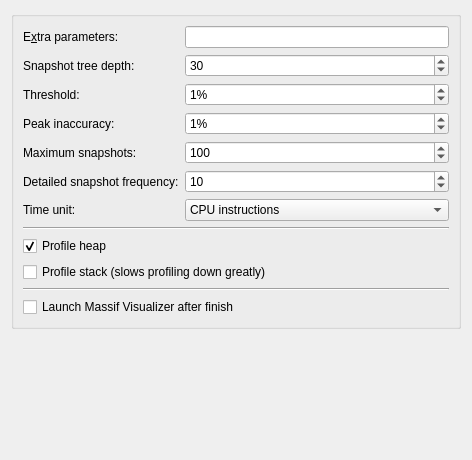
Above: tools/massif/configpage.ui from KDE/kdev-valgrind before the change. Below: the same form after it.
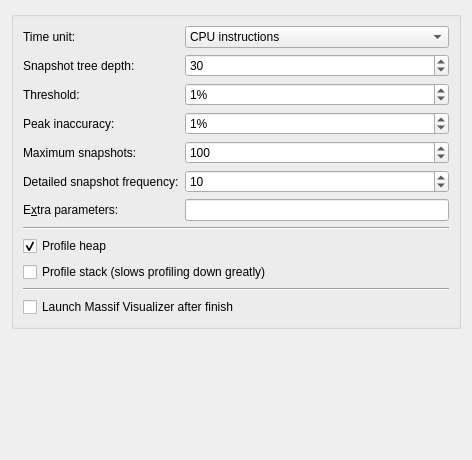
That is the form after the change.

Commit message: Small UI fixes for tools config pages

```diff
--- a/tools/massif/configpage.ui
+++ b/tools/massif/configpage.ui
@@ -20,26 +20,35 @@
       <item>
        <layout class="QFormLayout" name="formLayout">
         <item row="0" column="0">
-         <widget class="QLabel" name="label_2">
+         <widget class="QLabel" name="label_5">
           <property name="text">
-           <string>E&amp;xtra parameters:</string>
-          </property>
-          <property name="buddy">
-           <cstring>extraParameters</cstring>
+           <string>Time unit:</string>
           </property>
          </widget>
         </item>
         <item row="0" column="1">
-         <widget class="QLineEdit" name="extraParameters">
+         <widget class="QComboBox" name="timeUnit">
           <property name="sizePolicy">
            <sizepolicy hsizetype="Expanding" vsizetype="Fixed">
             <horstretch>0</horstretch>
             <verstretch>0</verstretch>
            </sizepolicy>
           </property>
-          <property name="clearButtonEnabled">
-           <bool>true</bool>
-          </property>
+          <item>
+           <property name="text">
+            <string>CPU instructions</string>
+           </property>
+          </item>
+          <item>
+           <property name="text">
+            <string>Milliseconds</string>
+           </property>
+          </item>
+          <item>
+           <property name="text">
+            <string>Bytes allocated</string>
+           </property>
+          </item>
          </widget>
         </item>
         <item row="1" column="0">
@@ -161,35 +170,26 @@
          </widget>
         </item>
         <item row="6" column="0">
-         <widget class="QLabel" name="label_5">
+         <widget class="QLabel" name="label_2">
           <property name="text">
-           <string>Time unit:</string>
+           <string>E&amp;xtra parameters:</string>
+          </property>
+          <property name="buddy">
+           <cstring>extraParameters</cstring>
           </property>
          </widget>
         </item>
         <item row="6" column="1">
-         <widget class="QComboBox" name="timeUnit">
+         <widget class="QLineEdit" name="extraParameters">
           <property name="sizePolicy">
            <sizepolicy hsizetype="Expanding" vsizetype="Fixed">
             <horstretch>0</horstretch>
             <verstretch>0</verstretch>
            </sizepolicy>
           </property>
-          <item>
-           <property name="text">
-            <string>CPU instructions</string>
-           </property>
-          </item>
-          <item>
-           <property name="text">
-            <string>Milliseconds</string>
-           </property>
-          </item>
-          <item>
-           <property name="text">
-            <string>Bytes allocated</string>
-           </property>
-          </item>
+          <property name="clearButtonEnabled">
+           <bool>true</bool>
+          </property>
          </widget>
         </item>
        </layout>
```
Left out of the diff: 12 changed lines with no effect on the pictures. The commit also changes 4 other files.
